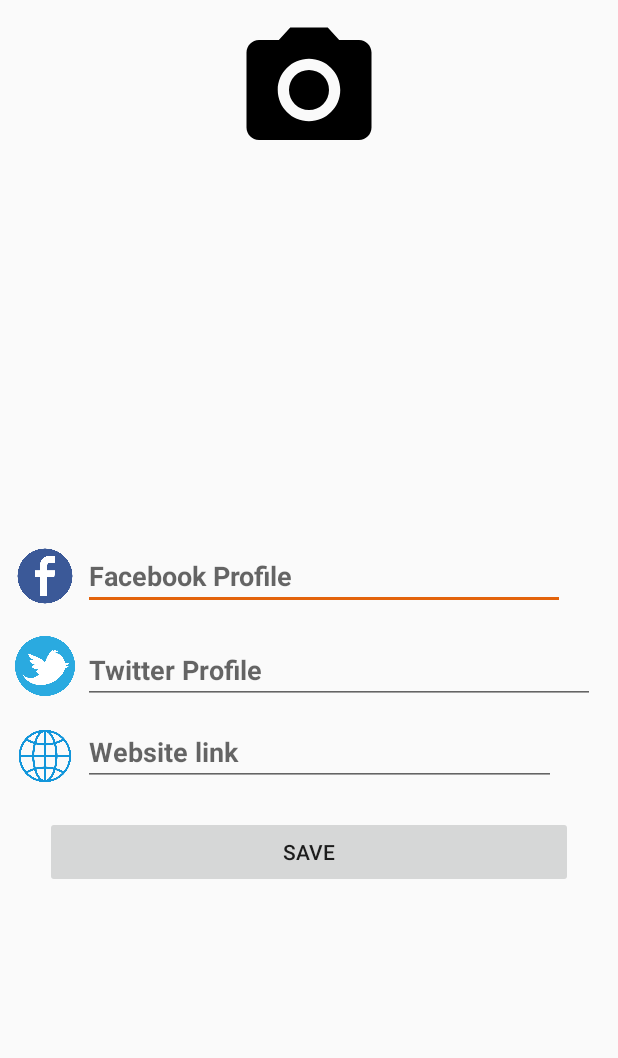
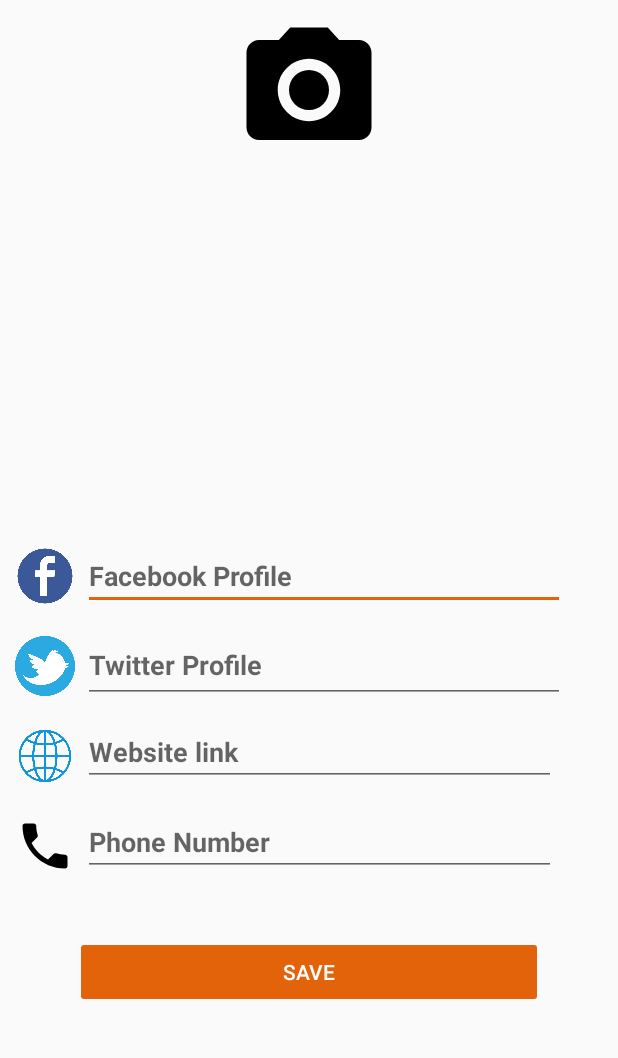
Before and after one commit to ShrikrishnaRai/FYP, an Android app: the DetailsActivity screen opened directly, with no data from a screen before it, on a phone screen of 412 x 824 dp, the part 84-1142 px from its top. Run offline under Robolectric (Android 15) with nearby library versions, the phone set to English and light mode, and no system bars; our stand-ins replace Firebase (no records; nobody signed in at launch, a user with empty details on screens opened directly).

Commit message:
Social detail resolved

```diff
--- a/app/src/main/java/com/shreerai/digitalcard/detailActivity/DetailsActivity.java
+++ b/app/src/main/java/com/shreerai/digitalcard/detailActivity/DetailsActivity.java
@@ -32,6 +32,7 @@
     TextInputEditText textInputEditText_fb;
     TextInputEditText textInputEditText_twitter;
     TextInputEditText textInputEditText_website;
+    TextInputEditText textInputEditText_phone;
     String facebookLink_V;
     String twitterLink_V;
     String websiteLink_V;
@@ -57,6 +58,7 @@
                 detail.put("facebook", facebookLink_V);
                 detail.put("twitter", twitterLink_V);
                 detail.put("website", websiteLink_V);
+                detail.put("phone", textInputEditText_phone.getText().toString());
                 try {
                     databaseReference.child(firebaseAuth.getUid()).child("Detail").setValue(detail);
                     Toast.makeText(getApplicationContext(), "Detail's Saved", Toast.LENGTH_SHORT).show();
@@ -86,6 +88,7 @@
         textInputEditText_twitter = findViewById(R.id.twitter_input);
         textInputEditText_website = findViewById(R.id.website_input);
         profileImage_v = findViewById(R.id.profile_image);
+        textInputEditText_phone = findViewById(R.id.phone_input);
         saveButton_v = findViewById(R.id.save);
     }
 }
--- /dev/null
+++ b/app/src/main/res/drawable/ic_phone_black_24dp.xml
@@ -0,0 +1,9 @@
+<vector xmlns:android="http://schemas.android.com/apk/res/android"
+        android:width="24dp"
+        android:height="24dp"
+        android:viewportWidth="24.0"
+        android:viewportHeight="24.0">
+    <path
+        android:fillColor="#FF000000"
+        android:pathData="M6.62,10.79c1.44,2.83 3.76,5.14 6.59,6.59l2.2,-2.2c0.27,-0.27 0.67,-0.36 1.02,-0.24 1.12,0.37 2.33,0.57 3.57,0.57 0.55,0 1,0.45 1,1V20c0,0.55 -0.45,1 -1,1 -9.39,0 -17,-7.61 -17,-17 0,-0.55 0.45,-1 1,-1h3.5c0.55,0 1,0.45 1,1 0,1.25 0.2,2.45 0.57,3.57 0.11,0.35 0.03,0.74 -0.25,1.02l-2.2,2.2z"/>
+</vector>
--- a/app/src/main/res/layout/activity_details.xml
+++ b/app/src/main/res/layout/activity_details.xml
@@ -43,10 +43,11 @@
 
     <android.support.design.widget.TextInputEditText
         android:id="@+id/twitter_input"
-        android:layout_width="match_parent"
-        android:layout_height="wrap_content"
+        android:layout_width="321dp"
+        android:layout_height="50dp"
         android:layout_alignTop="@+id/twitter_icon"
         android:layout_marginLeft="5dp"
+        android:layout_marginTop="-5dp"
         android:layout_marginRight="5dp"
         android:layout_toRightOf="@id/twitter_icon"
         android:hint="Twitter Profile"
@@ -71,11 +72,33 @@
         android:hint="Website link"
         android:textStyle="bold" />
 
+    <ImageView
+        android:id="@+id/phone_icon"
+        android:layout_width="40dp"
+        android:layout_height="40dp"
+        android:layout_below="@id/website_icon"
+        android:layout_marginTop="20dp"
+        android:src="@drawable/ic_phone_black_24dp" />
+
+    <android.support.design.widget.TextInputEditText
+        android:id="@+id/phone_input"
+        android:layout_width="315dp"
+        android:layout_height="wrap_content"
+        android:layout_alignBottom="@+id/phone_icon"
+        android:layout_marginLeft="5dp"
+        android:layout_marginRight="5dp"
+        android:layout_toRightOf="@id/phone_icon"
+        android:hint="Phone Number"
+        android:inputType="number"
+        android:textStyle="bold" />
+
+
     <Button
+        style="@style/Widget.AppCompat.Button.Colored"
         android:id="@+id/save"
         android:layout_width="match_parent"
         android:layout_height="wrap_content"
-        android:layout_below="@id/website_icon"
-        android:layout_margin="20dp"
+        android:layout_below="@id/phone_icon"
+        android:layout_margin="40dp"
         android:text="Save" />
 </RelativeLayout>
--- a/app/src/main/res/layout/activity_signin.xml
+++ b/app/src/main/res/layout/activity_signin.xml
@@ -1,5 +1,6 @@
 <?xml version="1.0" encoding="utf-8"?>
 <FrameLayout xmlns:android="http://schemas.android.com/apk/res/android"
+    xmlns:app="http://schemas.android.com/apk/res-auto"
     xmlns:tools="http://schemas.android.com/tools"
     android:layout_width="match_parent"
     android:layout_height="match_parent"
@@ -39,7 +40,8 @@
             android:id="@+id/input_layout_password"
             android:layout_width="match_parent"
             android:layout_height="wrap_content"
-            android:layout_below="@id/input_layout_email">
+            android:layout_below="@id/input_layout_email"
+            app:passwordToggleEnabled="true">
 
             <EditText
                 android:id="@+id/input_password_login"
@@ -69,8 +71,8 @@
             android:id="@+id/forget_password_text"
             android:layout_width="wrap_content"
             android:layout_height="wrap_content"
+            android:layout_below="@id/login_Button"
             android:layout_alignParentRight="true"
-            android:layout_below="@id/login_Button"
             android:text="Forget Password ?" />
 
         <TextView
```
Also changed, not shown: app/src/main/java/com/shreerai/digitalcard/MainActivity.java (+23 -3 lines).
